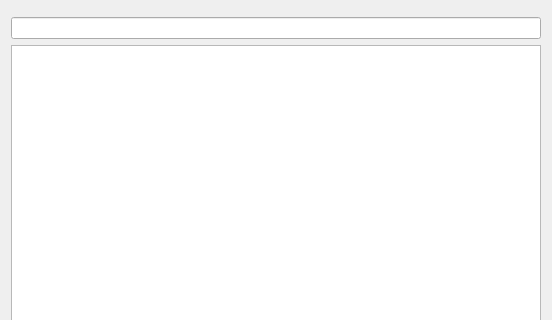
First picture: the form in editor/ui/connectioneditor.ui, repository KDE/plasma-nm, before the edit; both pictures show x 0 to 552 and y 0 to 320 of the 552 by 561 pixel window.
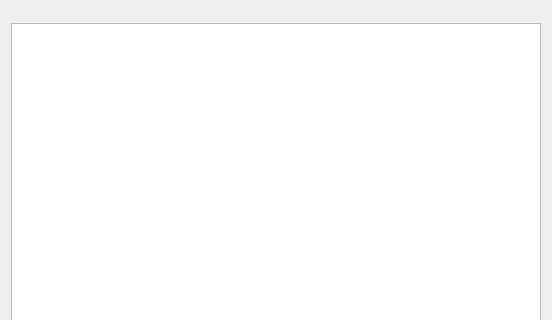
Second picture: the form after the edit. Custom widgets are drawn as their Qt base class.

```diff
--- a/editor/ui/connectioneditor.ui
+++ b/editor/ui/connectioneditor.ui
@@ -24,8 +24,7 @@
     <widget class="KMessageWidget" name="messageWidget" native="true"/>
    </item>
    <item>
-    <widget class="KFilterProxySearchLine" name="ktreewidgetsearchline">
-    </widget>
+    <widget class="KFilterProxySearchLine" name="ktreewidgetsearchline"/>
    </item>
    <item>
     <widget class="QTreeView" name="connectionsWidget">
@@ -35,10 +34,6 @@
        <verstretch>0</verstretch>
       </sizepolicy>
      </property>
-     <property name="styleSheet">
-      <string notr="true">QTreeView::item {
-      </string>
-     </property>
      <property name="editTriggers">
       <set>QAbstractItemView::NoEditTriggers</set>
      </property>
@@ -59,14 +54,9 @@
   </layout>
  </widget>
  <customwidgets>
-  <customwidget>
-   <class>KLineEdit</class>
-   <extends>QLineEdit</extends>
-   <header>klineedit.h</header>
-  </customwidget>
   <customwidget>
    <class>KFilterProxySearchLine</class>
-   <extends>QLineEdit</extends>
+   <extends>QWidget</extends>
    <header>kfilterproxysearchline.h</header>
   </customwidget>
   <customwidget>
```
